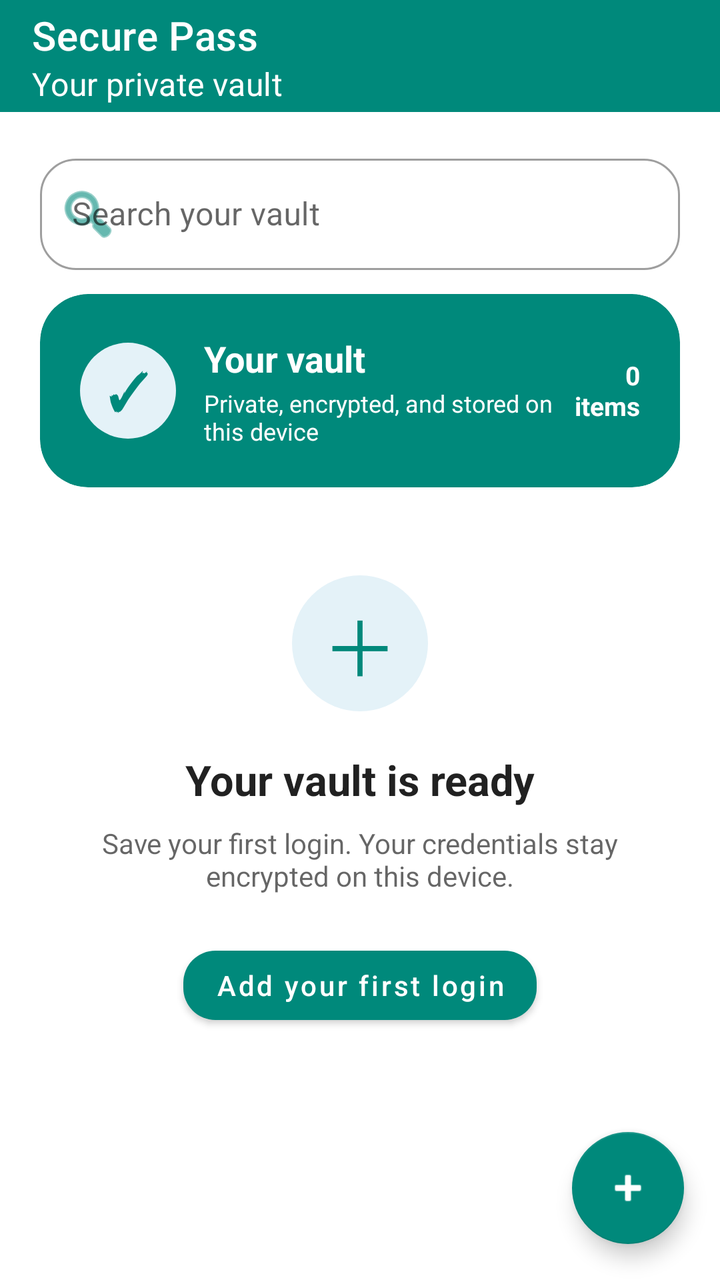
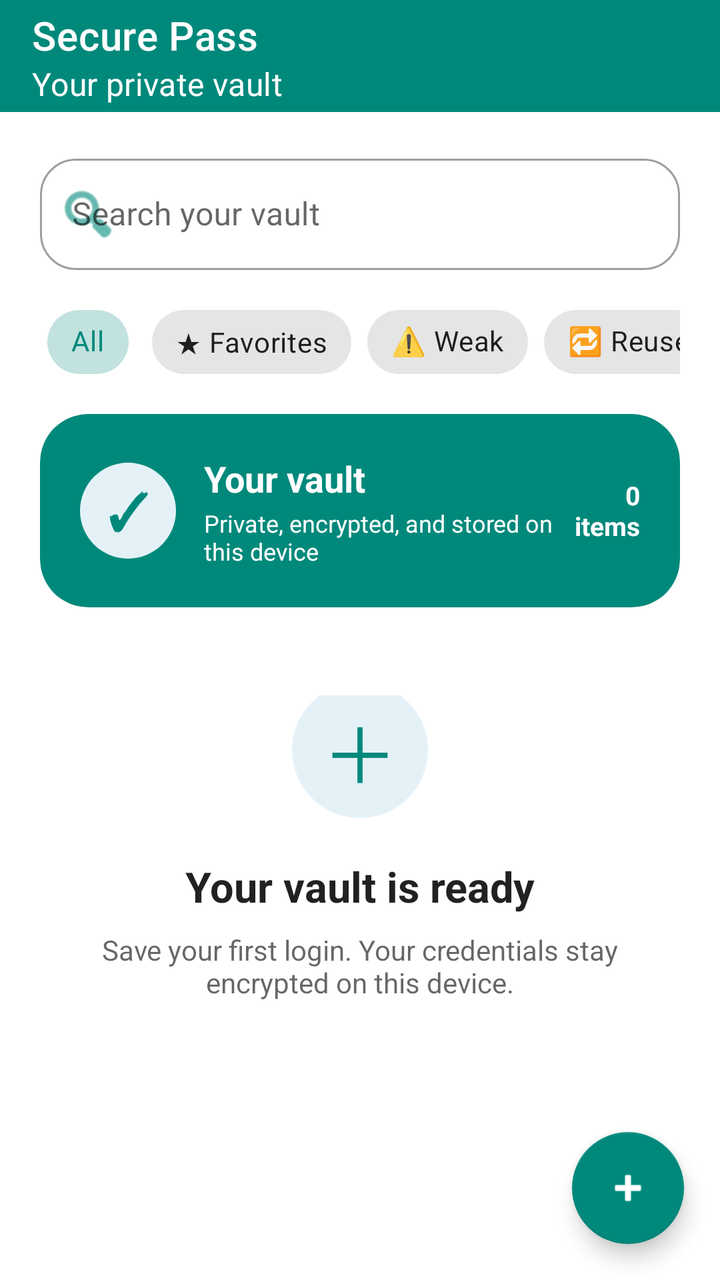

Screens rendered from an Android XML layout before and after an edit, with the pre-edit source and the edit as a unified diff.
<!-- AndroidManifest.xml: application theme Theme.SecurePass -->
<!-- res/layout/activity_vault.xml -->
<?xml version="1.0" encoding="utf-8"?>
<LinearLayout xmlns:android="http://schemas.android.com/apk/res/android"
    xmlns:app="http://schemas.android.com/apk/res-auto"
    android:layout_width="match_parent"
    android:layout_height="match_parent"
    android:orientation="vertical"
    android:fitsSystemWindows="true">

    <com.google.android.material.appbar.MaterialToolbar
        android:id="@+id/toolbar"
        android:layout_width="match_parent"
        android:layout_height="?attr/actionBarSize"
        android:background="?attr/colorPrimary"
        app:titleTextColor="?attr/colorOnPrimary"
        app:title="Secure Pass"
        app:subtitle="Your private vault"
        app:subtitleTextColor="?attr/colorOnPrimary" />

    <com.google.android.material.textfield.TextInputLayout
        android:id="@+id/tilSearch"
        style="@style/Widget.MaterialComponents.TextInputLayout.OutlinedBox"
        android:layout_width="match_parent"
        android:layout_height="wrap_content"
        android:layout_marginStart="20dp"
        android:layout_marginTop="18dp"
        android:layout_marginEnd="20dp"
        android:layout_marginBottom="12dp"
        android:hint="Search your vault"
        app:boxCornerRadiusBottomEnd="18dp"
        app:boxCornerRadiusBottomStart="18dp"
        app:boxCornerRadiusTopEnd="18dp"
        app:boxCornerRadiusTopStart="18dp"
        app:startIconDrawable="@android:drawable/ic_menu_search"
        app:startIconTint="?attr/colorPrimary"
        app:endIconMode="clear_text">

        <com.google.android.material.textfield.TextInputEditText
            android:id="@+id/etSearch"
            android:layout_width="match_parent"
            android:layout_height="wrap_content"
            android:inputType="text"
            android:singleLine="true" />
    </com.google.android.material.textfield.TextInputLayout>

    <com.google.android.material.card.MaterialCardView
        android:layout_width="match_parent"
        android:layout_height="wrap_content"
        android:layout_marginStart="20dp"
        android:layout_marginEnd="20dp"
        android:layout_marginBottom="12dp"
        app:cardBackgroundColor="?attr/colorPrimary"
        app:cardCornerRadius="24dp"
        app:cardElevation="0dp">

        <LinearLayout
            android:layout_width="match_parent"
            android:layout_height="wrap_content"
            android:gravity="center_vertical"
            android:orientation="horizontal"
            android:padding="20dp">

            <TextView
                android:layout_width="48dp"
                android:layout_height="48dp"
                android:background="@drawable/vault_badge_background"
                android:gravity="center"
                android:text="✓"
                android:textColor="?attr/colorPrimary"
                android:textSize="25sp"
                android:textStyle="bold" />

            <LinearLayout
                android:layout_width="0dp"
                android:layout_height="wrap_content"
                android:layout_marginStart="14dp"
                android:layout_weight="1"
                android:orientation="vertical">

                <TextView
                    android:layout_width="wrap_content"
                    android:layout_height="wrap_content"
                    android:text="Your vault"
                    android:textColor="?attr/colorOnPrimary"
                    android:textSize="18sp"
                    android:textStyle="bold" />

                <TextView
                    android:layout_width="wrap_content"
                    android:layout_height="wrap_content"
                    android:layout_marginTop="2dp"
                    android:text="Private, encrypted, and stored on this device"
                    android:textColor="?attr/colorOnPrimary"
                    android:textSize="12sp" />
            </LinearLayout>

            <TextView
                android:id="@+id/tvVaultCount"
                android:layout_width="wrap_content"
                android:layout_height="wrap_content"
                android:gravity="end"
                android:text="0\nitems"
                android:textColor="?attr/colorOnPrimary"
                android:textSize="13sp"
                android:textStyle="bold" />
        </LinearLayout>
    </com.google.android.material.card.MaterialCardView>

    <LinearLayout
        android:id="@+id/layoutEmpty"
        android:layout_width="match_parent"
        android:layout_height="0dp"
        android:layout_weight="1"
        android:gravity="center"
        android:orientation="vertical"
        android:padding="32dp"
        android:visibility="visible">

        <TextView
            android:layout_width="68dp"
            android:layout_height="68dp"
            android:background="@drawable/vault_badge_background"
            android:gravity="center"
            android:text="＋"
            android:textColor="?attr/colorPrimary"
            android:textSize="38sp" />

        <TextView
            android:layout_width="wrap_content"
            android:layout_height="wrap_content"
            android:layout_marginTop="20dp"
            android:text="Your vault is ready"
            android:textColor="?android:attr/textColorPrimary"
            android:textSize="21sp"
            android:textStyle="bold" />

        <TextView
            android:layout_width="match_parent"
            android:layout_height="wrap_content"
            android:layout_marginTop="8dp"
            android:gravity="center"
            android:text="Save your first login. Your credentials stay encrypted on this device."
            android:textColor="?android:attr/textColorSecondary"
            android:textSize="14sp" />

        <com.google.android.material.button.MaterialButton
            android:id="@+id/btnAddFirst"
            android:layout_width="wrap_content"
            android:layout_height="wrap_content"
            android:layout_marginTop="22dp"
            android:text="Add your first login"
            android:textAllCaps="false"
            app:cornerRadius="16dp" />
    </LinearLayout>

    <androidx.recyclerview.widget.RecyclerView
        android:id="@+id/recyclerViewVault"
        android:layout_width="match_parent"
        android:layout_height="0dp"
        android:layout_weight="1"
        android:clipToPadding="false"
        android:paddingStart="16dp"
        android:paddingTop="4dp"
        android:paddingEnd="16dp"
        android:paddingBottom="88dp"
        android:visibility="gone" />

    <com.google.android.material.floatingactionbutton.FloatingActionButton
        android:id="@+id/fabAdd"
        android:layout_width="wrap_content"
        android:layout_height="wrap_content"
        android:layout_gravity="end|bottom"
        android:layout_margin="18dp"
        android:contentDescription="Add password"
        android:src="@android:drawable/ic_input_add"
        app:backgroundTint="?attr/colorPrimary"
        app:tint="?attr/colorOnPrimary" />
</LinearLayout>
<!-- resources referenced by this layout -->
<resources>
  <!-- drawable vault_badge_background (drawable) -->
  <?xml version="1.0" encoding="utf-8"?>
  <shape xmlns:android="http://schemas.android.com/apk/res/android" android:shape="oval">
      <solid android:color="#E4F2F8" />
  </shape>
  <style name="Theme.SecurePass" parent="Theme.MaterialComponents.DayNight.NoActionBar">
          
          <item name="colorPrimary">@color/palette_teal_primary</item>
          <item name="colorOnPrimary">@color/white</item>
          
          <item name="colorSecondary">#FFB300</item>
          <item name="colorOnSecondary">#000000</item>
          
          <item name="android:statusBarColor">@color/palette_teal_variant</item>
          
          <item name="android:windowBackground">?android:attr/colorBackground</item>
      </style>
  <color name="palette_teal_primary">#00897B</color>
  <color name="white">#FFFFFFFF</color>
  <color name="palette_teal_variant">#00695C</color>
</resources>

<!-- the commit's change to res/layout/activity_vault.xml (unified diff, before → after) -->
@@ -42,6 +42,60 @@
             android:singleLine="true" />
     </com.google.android.material.textfield.TextInputLayout>
 
+    <HorizontalScrollView
+        android:id="@+id/scrollFilters"
+        android:layout_width="match_parent"
+        android:layout_height="wrap_content"
+        android:layout_marginStart="20dp"
+        android:layout_marginEnd="20dp"
+        android:layout_marginBottom="12dp"
+        android:scrollbars="none">
+
+        <com.google.android.material.chip.ChipGroup
+            android:id="@+id/chipGroupFilter"
+            android:layout_width="wrap_content"
+            android:layout_height="wrap_content"
+            app:singleLine="true"
+            app:singleSelection="true">
+
+            <com.google.android.material.chip.Chip
+                android:id="@+id/chipAll"
+                style="@style/Widget.MaterialComponents.Chip.Choice"
+                android:layout_width="wrap_content"
+                android:layout_height="wrap_content"
+                android:checked="true"
+                android:text="@string/filter_all" />
+
+            <com.google.android.material.chip.Chip
+                android:id="@+id/chipFavorites"
+                style="@style/Widget.MaterialComponents.Chip.Choice"
+                android:layout_width="wrap_content"
+                android:layout_height="wrap_content"
+                android:text="@string/filter_favorites" />
+
+            <com.google.android.material.chip.Chip
+                android:id="@+id/chipWeak"
+                style="@style/Widget.MaterialComponents.Chip.Choice"
+                android:layout_width="wrap_content"
+                android:layout_height="wrap_content"
+                android:text="@string/filter_weak" />
+
+            <com.google.android.material.chip.Chip
+                android:id="@+id/chipReused"
+                style="@style/Widget.MaterialComponents.Chip.Choice"
+                android:layout_width="wrap_content"
+                android:layout_height="wrap_content"
+                android:text="@string/filter_reused" />
+
+            <com.google.android.material.chip.Chip
+                android:id="@+id/chipTotp"
+                style="@style/Widget.MaterialComponents.Chip.Choice"
+                android:layout_width="wrap_content"
+                android:layout_height="wrap_content"
+                android:text="@string/filter_totp" />
+        </com.google.android.material.chip.ChipGroup>
+    </HorizontalScrollView>
+
     <com.google.android.material.card.MaterialCardView
         android:layout_width="match_parent"
         android:layout_height="wrap_content"
<!-- resource entries referenced after the edit -->
@@ -5,6 +5,11 @@
   <shape xmlns:android="http://schemas.android.com/apk/res/android" android:shape="oval">
       <solid android:color="#E4F2F8" />
   </shape>
+  <string name="filter_all">All</string>
+  <string name="filter_favorites">★ Favorites</string>
+  <string name="filter_reused">🔁 Reused</string>
+  <string name="filter_totp">🔑 2FA</string>
+  <string name="filter_weak">⚠️ Weak</string>
   <style name="Theme.SecurePass" parent="Theme.MaterialComponents.DayNight.NoActionBar">
           
           <item name="colorPrimary">@color/palette_teal_primary</item>
